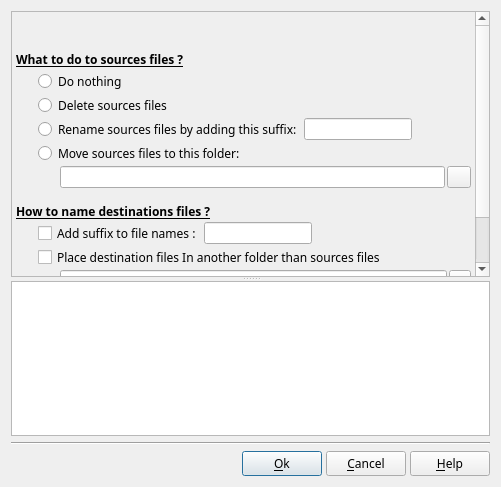
Qt form src/ffDiaporamaMMFiler/DlgJobSettings.ui (boenki/ffdiaporama) before a commit.
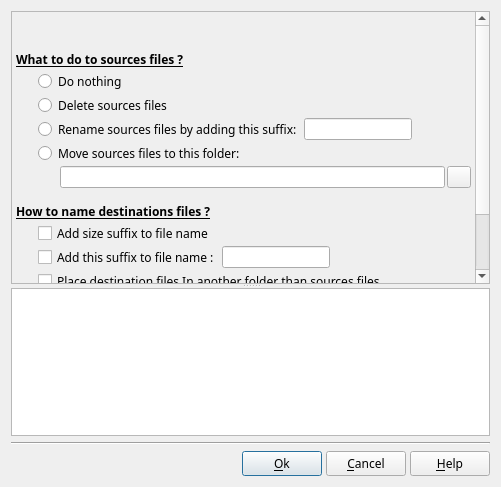
The same form after that commit. Icons and pictures are not drawn.

Diff of the .ui file:
```diff
--- a/src/ffDiaporamaMMFiler/DlgJobSettings.ui
+++ b/src/ffDiaporamaMMFiler/DlgJobSettings.ui
@@ -36,9 +36,9 @@
        <property name="geometry">
         <rect>
          <x>0</x>
-         <y>0</y>
-         <width>463</width>
-         <height>331</height>
+         <y>-67</y>
+         <width>465</width>
+         <height>357</height>
         </rect>
        </property>
        <layout class="QGridLayout" name="gridLayout_2">
@@ -297,7 +297,7 @@
           </property>
          </widget>
         </item>
-        <item row="8" column="1">
+        <item row="9" column="1">
          <layout class="QHBoxLayout" name="horizontalLayout_5">
           <property name="spacing">
            <number>2</number>
@@ -306,7 +306,7 @@
            <number>0</number>
           </property>
           <item>
-           <widget class="QCheckBox" name="Destination_AddSuffix_RD">
+           <widget class="QCheckBox" name="Destination_AddSuffix_CB">
             <property name="minimumSize">
              <size>
               <width>0</width>
@@ -320,7 +320,7 @@
              </size>
             </property>
             <property name="text">
-             <string>Add suffix to file names :</string>
+             <string>Add this suffix to file name :</string>
             </property>
            </widget>
           </item>
@@ -361,7 +361,7 @@
           </item>
          </layout>
         </item>
-        <item row="10" column="1">
+        <item row="11" column="1">
          <layout class="QHBoxLayout" name="horizontalLayout_3">
           <property name="spacing">
            <number>2</number>
@@ -447,7 +447,7 @@
           </item>
          </layout>
         </item>
-        <item row="13" column="0">
+        <item row="14" column="0">
          <widget class="QLabel" name="DestinationPlace_Label_spacer0">
           <property name="sizePolicy">
            <sizepolicy hsizetype="Fixed" vsizetype="Expanding">
@@ -472,7 +472,7 @@
           </property>
          </widget>
         </item>
-        <item row="13" column="1">
+        <item row="14" column="1">
          <widget class="QLabel" name="label">
           <property name="sizePolicy">
            <sizepolicy hsizetype="Expanding" vsizetype="Expanding">
@@ -517,7 +517,7 @@
           </attribute>
          </widget>
         </item>
-        <item row="9" column="1">
+        <item row="10" column="1">
          <widget class="QCheckBox" name="Destination_InFolder_RD">
           <property name="minimumSize">
            <size>
@@ -536,7 +536,7 @@
           </property>
          </widget>
         </item>
-        <item row="11" column="1">
+        <item row="12" column="1">
          <widget class="QCheckBox" name="Destination_Overwrite_RD">
           <property name="minimumSize">
            <size>
@@ -555,6 +555,48 @@
           </property>
          </widget>
         </item>
+        <item row="8" column="1">
+         <layout class="QHBoxLayout" name="horizontalLayout_6">
+          <property name="spacing">
+           <number>2</number>
+          </property>
+          <property name="margin">
+           <number>0</number>
+          </property>
+          <item>
+           <widget class="QCheckBox" name="Destination_AddSizeSuffix_CB">
+            <property name="minimumSize">
+             <size>
+              <width>0</width>
+              <height>22</height>
+             </size>
+            </property>
+            <property name="maximumSize">
+             <size>
+              <width>16777215</width>
+              <height>22</height>
+             </size>
+            </property>
+            <property name="text">
+             <string>Add size suffix to file name</string>
+            </property>
+           </widget>
+          </item>
+          <item>
+           <widget class="QLabel" name="DestinationName_Label_spacer1_2">
+            <property name="sizePolicy">
+             <sizepolicy hsizetype="Expanding" vsizetype="Preferred">
+              <horstretch>0</horstretch>
+              <verstretch>0</verstretch>
+             </sizepolicy>
+            </property>
+            <property name="text">
+             <string notr="true"/>
+            </property>
+           </widget>
+          </item>
+         </layout>
+        </item>
        </layout>
       </widget>
      </widget>
```
Left out of the diff: 2 changed lines with no effect on the pictures.
